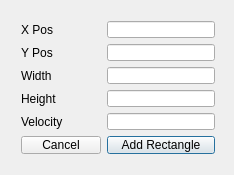
This is WaveSim/WaveSim/AddRectDialog.ui in willamm/WaveSimulator as Qt 5 draws it before an edit. The edited form follows.
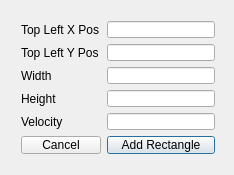
This is the edited form.

What changed in the file:
```diff
--- a/WaveSim/WaveSim/AddRectDialog.ui
+++ b/WaveSim/WaveSim/AddRectDialog.ui
@@ -26,7 +26,7 @@
     <item row="0" column="0">
      <widget class="QLabel" name="labelX">
       <property name="text">
-       <string>X Pos</string>
+       <string>Top Left X Pos</string>
       </property>
      </widget>
     </item>
@@ -36,7 +36,7 @@
     <item row="1" column="0">
      <widget class="QLabel" name="labelY">
       <property name="text">
-       <string>Y Pos</string>
+       <string>Top Left Y Pos</string>
       </property>
      </widget>
     </item>
```
